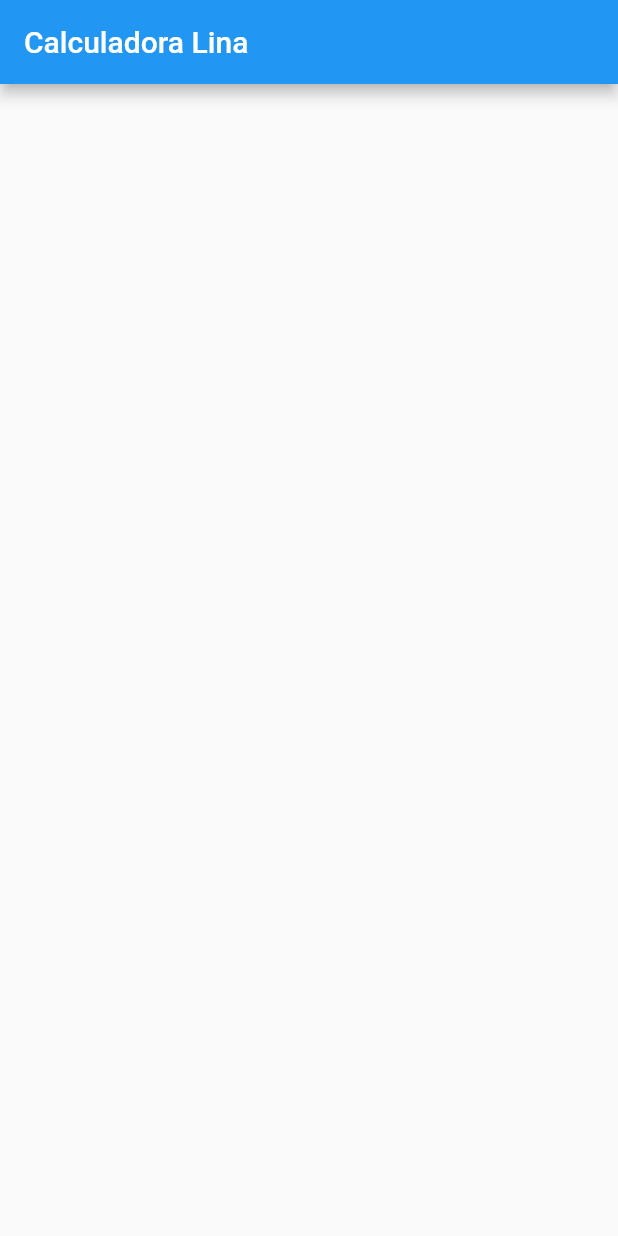
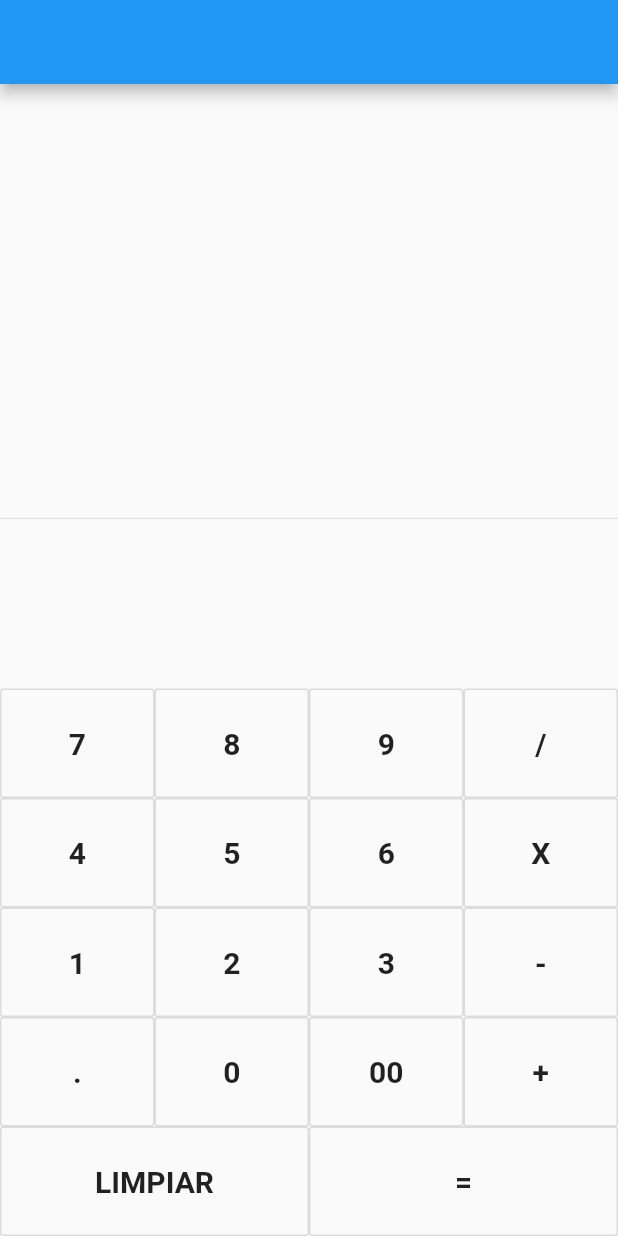
Before and after one commit to klauscj1/capacitacion_icreativa_flutter, a Flutter app: the CalculadoraLina screen opened directly, on a phone screen of 412 x 824 dp. Run offline on Flutter 3.47's test engine with Material 2 defaults, Android fonts, the phone set to English and light mode, and no system bars.

Commit message:
Calculadora Lina Finalizada

```diff
--- a/lib/ui/pages/calculadora_lina.dart
+++ b/lib/ui/pages/calculadora_lina.dart
@@ -1,11 +1,140 @@
 import 'package:flutter/material.dart';
 
-class CalculadoraLina extends StatelessWidget {
+class CalculadoraLina extends StatefulWidget {
   @override
-  Widget build(Object context) {
-    return Scaffold(
-        appBar: AppBar(
-      title: Text('Calculadora Lina'),
-    ));
+  CalculadoraLinaState createState() => new CalculadoraLinaState();
+}
+
+class CalculadoraLinaState extends State<CalculadoraLina> {
+  double num1;
+  double num2;
+  String signoOperador;
+  String textoSalida = "";
+  String resultado;
+
+  clickButton(String buttonText) {
+    if (buttonText == "LIMPIAR") {
+      resultado = "0";
+      num1 = 0;
+      num2 = 0;
+      signoOperador = "";
+    } else if (buttonText == "+" ||
+        buttonText == "-" ||
+        buttonText == "/" ||
+        buttonText == "X") {
+      num1 = double.parse(textoSalida);
+
+      signoOperador = buttonText;
+
+      resultado = "0";
+    } else if (buttonText == ".") {
+      if (resultado.contains(".")) {
+        return;
+      } else {
+        resultado = resultado + buttonText;
+      }
+    } else if (buttonText == "=") {
+      num2 = double.parse(textoSalida);
+
+      if (signoOperador == "+") {
+        resultado = (num1 + num2).toString();
+      }
+      if (signoOperador == "-") {
+        resultado = (num1 - num2).toString();
+      }
+      if (signoOperador == "X") {
+        resultado = (num1 * num2).toString();
+      }
+      if (signoOperador == "/") {
+        resultado = (num1 / num2).toString();
+      }
+
+      num1 = 0.0;
+      num2 = 0.0;
+      signoOperador = "";
+    } else {
+      resultado = resultado + buttonText;
+    }
+
+    print(resultado);
+
+    setState(() {
+      textoSalida = double.parse(resultado).toStringAsFixed(2);
+    });
+  }
+
+  Widget buildButton(String buttonText) {
+    return new Expanded(
+      child: new OutlineButton(
+        padding: new EdgeInsets.all(25.0),
+        child: Container(
+          decoration: BoxDecoration(
+            borderRadius: BorderRadius.circular(80),
+          ),
+          child: new Text(
+            buttonText,
+            style: TextStyle(fontSize: 20.0, fontWeight: FontWeight.bold),
+          ),
+        ),
+        onPressed: () => clickButton(buttonText),
+      ),
+    );
+  }
+
+  @override
+  Widget build(BuildContext context) {
+    return new Scaffold(
+        appBar: new AppBar(),
+        body: new Container(
+            decoration: BoxDecoration(
+              borderRadius: BorderRadius.circular(80),
+            ),
+            child: new Column(
+              children: <Widget>[
+                new Container(
+                    alignment: Alignment.centerRight,
+                    padding: new EdgeInsets.symmetric(
+                        vertical: 60.0, horizontal: 12.0),
+                    child: new Text(textoSalida,
+                        style: new TextStyle(
+                          fontSize: 48.0,
+                          fontWeight: FontWeight.bold,
+                        ))),
+                new Expanded(
+                  child:
+                      new Divider(), //////////////////////////////Comentar*******************************,
+                ),
+                new Column(children: [
+                  new Row(children: [
+                    buildButton("7"),
+                    buildButton("8"),
+                    buildButton("9"),
+                    buildButton("/")
+                  ]),
+                  new Row(children: [
+                    buildButton("4"),
+                    buildButton("5"),
+                    buildButton("6"),
+                    buildButton("X")
+                  ]),
+                  new Row(children: [
+                    buildButton("1"),
+                    buildButton("2"),
+                    buildButton("3"),
+                    buildButton("-")
+                  ]),
+                  new Row(children: [
+                    buildButton("."),
+                    buildButton("0"),
+                    buildButton("00"),
+                    buildButton("+")
+                  ]),
+                  new Row(children: [
+                    buildButton("LIMPIAR"),
+                    buildButton("="),
+                  ])
+                ])
+              ],
+            )));
   }
 }
```
